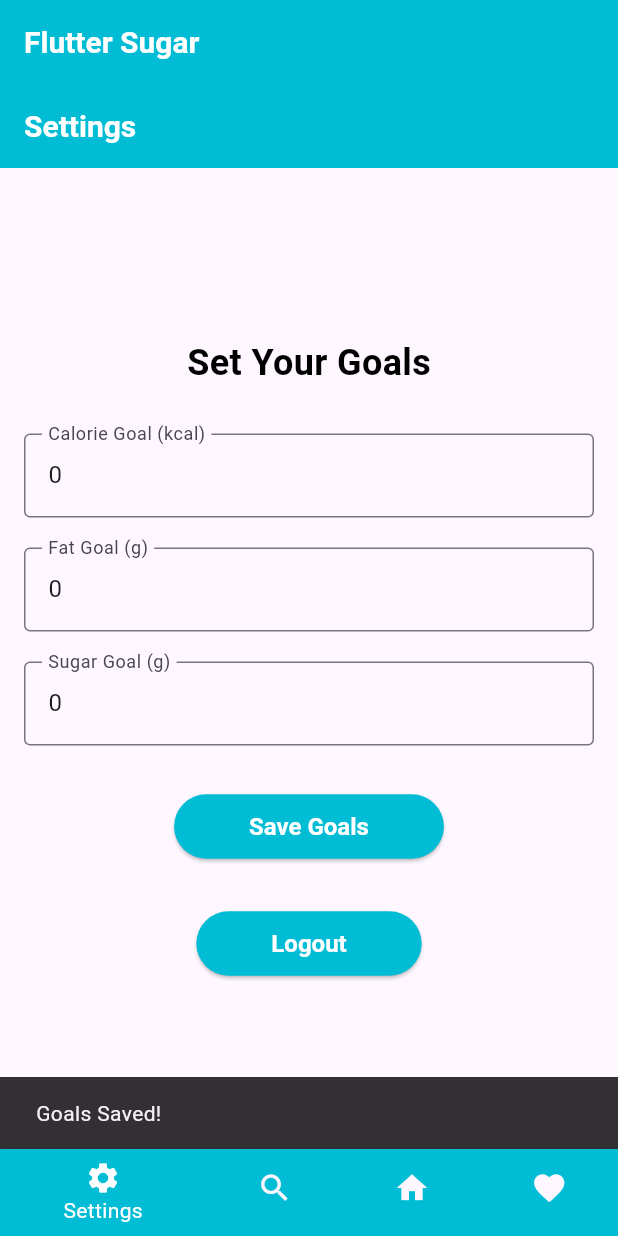
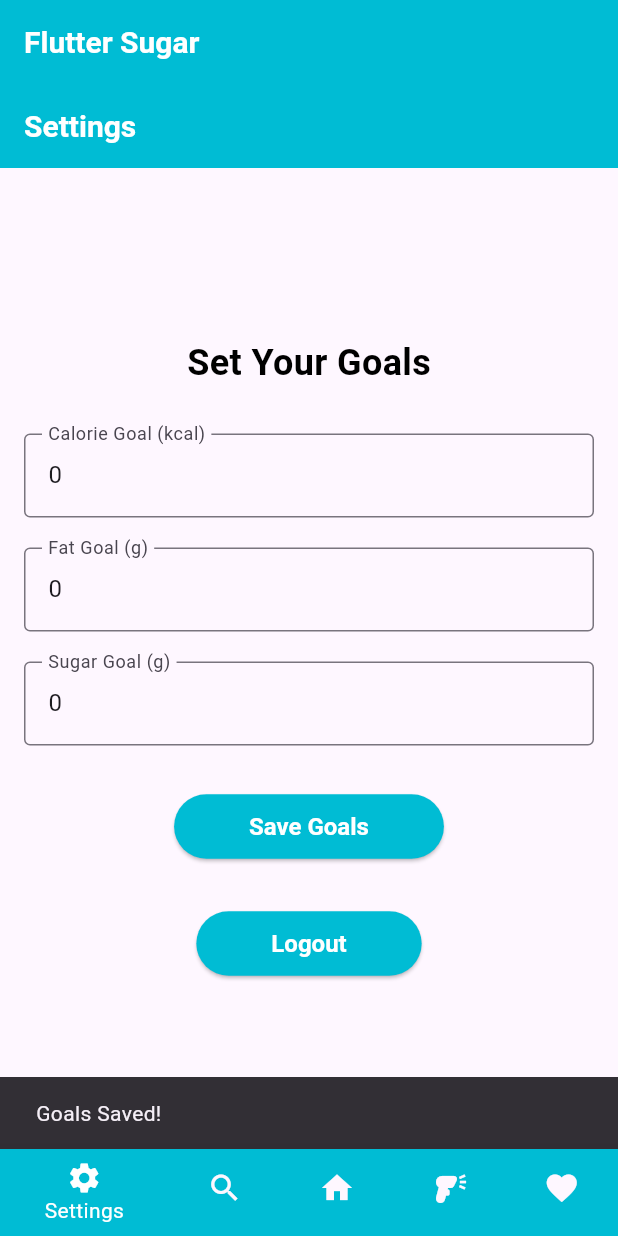
Before and after one commit to NotAStranger744/Flutter-Sugar, a Flutter app: the HomePage screen opened directly, after a tap on "Save Goals", on a phone screen of 412 x 824 dp. Run offline on Flutter 3.47's test engine with Material 3 defaults, Android fonts, the phone set to English and light mode, and no system bars; our stand-ins replace cloud_firestore, firebase_core; missing offline and left inert: mobile_scanner, openfoodfacts; accounts and stored records are empty.

Commit message:
Barcode Scanner & Settings
functional barcode scanner, settings page fully works now, cleaned up some formatting and laid in some more comments

```diff
--- a/lib/home_screen.dart
+++ b/lib/home_screen.dart
@@ -10,9 +10,9 @@ class HomeScreen extends StatefulWidget
   @override
   HomeScreenState createState() => HomeScreenState();
 }
-double FatGoal = 70;
-double SugarGoal = 50;
-double CalorieGoal = 2000;
+String FatGoal = "0";
+String SugarGoal = "0";
+String CalorieGoal = "0";
 
 class HomeScreenState extends State<HomeScreen>
 {
@@ -29,9 +29,30 @@ class HomeScreenState extends State<HomeScreen>
   {
     super.initState();
     LoadDietLog();
+    LoadUserPrefs();
   }
 
-  Future<void> LoadDietLog() async {
+  Future<void> LoadUserPrefs() async
+  {
+    FirebaseFirestore Firestore = FirebaseFirestore.instance;
+
+    DocumentSnapshot UserDoc = await Firestore.collection('users').doc(ActiveUser).get();
+
+    if (UserDoc.exists)
+    {
+      var data = UserDoc.data() as Map<String, dynamic>;
+
+      setState(() //Updates UI automatically
+      {
+        CalorieGoal = (data['CalorieGoal'] ?? 2000).toString();
+        FatGoal = (data['FatGoal'] ?? 70).toString();
+        SugarGoal = (data['SugarGoal'] ?? 50).toString();
+      });
+    }
+  }
+
+  Future<void> LoadDietLog() async
+  {
     FirebaseFirestore Firestore = FirebaseFirestore.instance;
     DateTime TimeNow = DateTime.now();
     DateTime StartOfDay = DateTime(TimeNow.year, TimeNow.month, TimeNow.day, 0, 0, 0); // Midnight
@@ -84,6 +105,16 @@ class HomeScreenState extends State<HomeScreen>
           mainAxisAlignment: MainAxisAlignment.start,
           children:
           [
+            Text //Welcome text
+            (
+              "Hello, $ActiveUser",
+              style: TextStyle
+              (
+                fontSize: 18,
+                fontWeight: FontWeight.bold,
+                color: Colors.black,
+              ),
+            ),
             // Title text at the top
             Text
             (
@@ -97,7 +128,7 @@ class HomeScreenState extends State<HomeScreen>
             ),
             SizedBox(height: 30), // Space between the title and the wheels
             // Large Calorie Wheel at the Top
-            BuildProgressWheel("Calories", CalorieConsumed, CalorieGoal, "kcal", size: 200),
+            BuildProgressWheel("Calories", CalorieConsumed, double.parse(CalorieGoal), "kcal", size: 200),
 
             SizedBox(height: 30),
 
@@ -107,8 +138,8 @@ class HomeScreenState extends State<HomeScreen>
               mainAxisAlignment: MainAxisAlignment.spaceEvenly,
               children:
               [
-                BuildProgressWheel("Fat", FatConsumed, FatGoal, "g", size: 150),
-                BuildProgressWheel("Sugar", SugarConsumed, SugarGoal, "g", size: 150),
+                BuildProgressWheel("Fat", FatConsumed, double.parse(FatGoal), "g", size: 150),
+                BuildProgressWheel("Sugar", SugarConsumed, double.parse(SugarGoal), "g", size: 150),
               ],
             ),
 
--- a/lib/login_screen.dart
+++ b/lib/login_screen.dart
@@ -34,9 +34,9 @@ class LoginScreenState extends State<LoginScreen>
           ({
             'username': Username,
             'password': Password,
-            'CalorieGoal': 2000,
-            'FatGoal': 70,
-            'SugarGoal': 50
+            'CalorieGoal': "2000",
+            'FatGoal': "70",
+            'SugarGoal': "50"
           });
           ScaffoldMessenger.of(context).showSnackBar(SnackBar(content: Text('User registered!'))); //Confirmation message
           // Store active user
--- a/lib/main.dart
+++ b/lib/main.dart
@@ -4,6 +4,7 @@ import 'package:flutterapp/settings.dart';
 import 'home_screen.dart';
 import 'search_screen.dart';
 import 'login_screen.dart';
+import 'scanner.dart';
 import 'settings.dart';
 import 'package:firebase_core/firebase_core.dart';
 import 'package:cloud_firestore/cloud_firestore.dart';
@@ -105,6 +106,7 @@ class HomePageState extends State<HomePage>
     SettingsScreen(),
     SearchScreen(),
     HomeScreen(),
+    BarcodeScannerScreen(),
     FavouritesScreen()
   ];
 
@@ -151,6 +153,12 @@ class HomePageState extends State<HomePage>
             label: 'Home',
             backgroundColor: Colors.cyan,
           ),
+          BottomNavigationBarItem //Scanner button
+          (
+            icon: Icon(Icons.barcode_reader),
+            label: 'Scanner',
+            backgroundColor: Colors.cyan,
+          ),
           BottomNavigationBarItem //Favourites screen button
           (
             icon: Icon(Icons.favorite),
--- a/lib/settings.dart
+++ b/lib/settings.dart
@@ -1,5 +1,4 @@
 import 'package:flutter/material.dart';
-import 'home_screen.dart';
 import 'login_screen.dart';
 import 'package:cloud_firestore/cloud_firestore.dart';
 import 'main.dart';
@@ -51,36 +50,28 @@ class SettingsScreenState extends State<SettingsScreen> {
 
 
 
-  Future<void> SaveGoals() async {
-  FirebaseFirestore firestore = FirebaseFirestore.instance;
+  Future<void> SaveGoals() async
+  {
+    FirebaseFirestore Firestore = FirebaseFirestore.instance;
 
-  // Parse the goal values as double before saving
-  double calorieGoal = double.tryParse(CalorieGoalController.text) ?? 2000;
-  double fatGoal = double.tryParse(FatGoalController.text) ?? 70;
-  double sugarGoal = double.tryParse(SugarGoalController.text) ?? 50;
+    final CalorieGoal = CalorieGoalController.text;
+    final FatGoal = FatGoalController.text;
+    final SugarGoal = SugarGoalController.text;
 
-  // Ensure we have valid values
-  print("Saving goals: CalorieGoal = $calorieGoal, FatGoal = $fatGoal, SugarGoal = $sugarGoal");
 
-  try {
-    // Update the user's goals in Firestore
-    DocumentReference goalRef = firestore.collection('users').doc(ActiveUser);
-
-    // Set the new goals (using update to modify existing fields)
-    await goalRef.update({
-      'CalorieGoal': calorieGoal,
-      'FatGoal': fatGoal,
-      'SugarGoal': sugarGoal,
+    DocumentReference GoalRef = Firestore.collection('users').doc(ActiveUser);
+    await GoalRef.update(
+    {
+      'CalorieGoal': CalorieGoal,
+      'FatGoal': FatGoal,
+      'SugarGoal': SugarGoal,
     });
 
-    // Show success message
-    ScaffoldMessenger.of(context).showSnackBar(SnackBar(content: Text("Goals Saved!")));
-  } catch (e) {
-    // Handle error if the update fails
-    ScaffoldMessenger.of(context).showSnackBar(SnackBar(content: Text("Failed to save goals!")));
-    print("Error saving goals: $e");
+    ScaffoldMessenger.of(context).showSnackBar
+    (
+      SnackBar(content: Text("Goals Saved!")),
+    );
   }
-}
 
   Future<void> Logout(BuildContext context) async
   {
@@ -162,7 +153,7 @@ class SettingsScreenState extends State<SettingsScreen> {
               (
                 onPressed: ()
                 {
-                  SaveGoals;
+                  SaveGoals();
                   ScaffoldMessenger.of(context).showSnackBar
                   (
                     SnackBar(content: Text("Goals Saved!")),
--- a/pubspec.yaml
+++ b/pubspec.yaml
@@ -33,7 +33,8 @@ dependencies:
   http: ^1.3.0
   firebase_core: ^3.13.0
   cloud_firestore: ^5.6.6
-  intl: ^0.17.0
+  intl: ^0.20.2
+  mobile_scanner: ^3.2.0
 
 
   # The following adds the Cupertino Icons font to your application.
```
Also changed, not shown: lib/favourites.dart (+96 -58 lines), lib/product_info_screen.dart (+18 -14 lines), lib/scanner.dart (added, +58 -0 lines), lib/search_screen.dart (+25 -26 lines), 3 other files.
